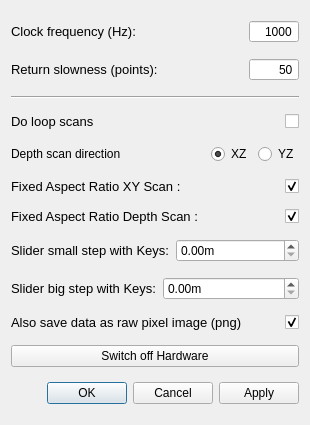
Qt form gui/confocal/ui_cf_settings.ui (Ulm-IQO/qudi) before a commit.
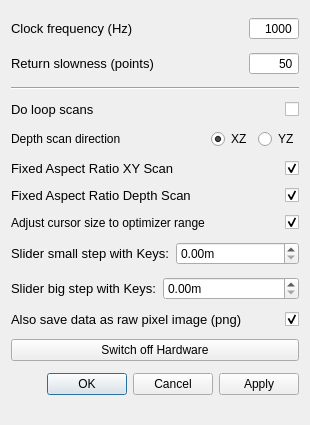
The same form after that commit. Custom widgets are drawn as their Qt base class.

Commit message: fully fix YZ scan behaviour, add full range buttons, add cursor size setting

```diff
--- a/gui/confocal/ui_cf_settings.ui
+++ b/gui/confocal/ui_cf_settings.ui
@@ -27,7 +27,7 @@
         <string>&lt;html&gt;&lt;head/&gt;&lt;body&gt;&lt;p&gt;That is the inverse time how long the scanner stays at the desired position during the scan and counts.&lt;/p&gt;&lt;/body&gt;&lt;/html&gt;</string>
        </property>
        <property name="text">
-        <string>Clock frequency (Hz):</string>
+        <string>Clock frequency (Hz)</string>
        </property>
       </widget>
      </item>
@@ -89,7 +89,7 @@
         <string>&lt;html&gt;&lt;head/&gt;&lt;body&gt;&lt;p&gt;That is basically the 'scan' resolution when the scanner moves backwards to prepare to scan again a line.&lt;/p&gt;&lt;p&gt;How many points are scanned in one line is depending on the resolution. Since the scanner is permanently counting during the scan, only the clock frequency determined the speed, how fast a line is scanned by a given resolution. If the scanner has to move back, it uses the same scan line method but just in the reverse. How many points are approached in the backwards movement depends on the 'return slowness'. If you scan with 100 point resolution and set return slowness to 25, than the return movement will be 4 times faster.&lt;/p&gt;&lt;p&gt;BE CAREFULL NOT TO USE A SMALL NUMBER, SINCE THE SCANNER MIGHT CRASH AGAINST THE BOARDER BECAUSE IT IS MOVING BACK TOO FAST!&lt;/p&gt;&lt;/body&gt;&lt;/html&gt;</string>
        </property>
        <property name="text">
-        <string>Return slowness (points):</string>
+        <string>Return slowness (points)</string>
        </property>
       </widget>
      </item>
@@ -255,7 +255,7 @@
         <string>&lt;html&gt;&lt;head/&gt;&lt;body&gt;&lt;p&gt;The aspect ratio will be fixed to 1:1 if checked. If not the scan will be stretched to the available area in the XY scan. &lt;/p&gt;&lt;/body&gt;&lt;/html&gt;</string>
        </property>
        <property name="text">
-        <string>Fixed Aspect Ratio XY Scan :</string>
+        <string>Fixed Aspect Ratio XY Scan</string>
        </property>
       </widget>
      </item>
@@ -302,6 +302,12 @@
     <layout class="QHBoxLayout" name="horizontalLayout_4">
      <item>
       <widget class="QLabel" name="label_4">
+       <property name="sizePolicy">
+        <sizepolicy hsizetype="Expanding" vsizetype="Preferred">
+         <horstretch>0</horstretch>
+         <verstretch>0</verstretch>
+        </sizepolicy>
+       </property>
        <property name="font">
         <font>
          <pointsize>10</pointsize>
@@ -311,7 +317,7 @@
         <string>&lt;html&gt;&lt;head/&gt;&lt;body&gt;&lt;p&gt;The aspect ratio will be fixed to 1:1 if checked. If not the scan will be stretched to the available area in the Z scan. &lt;/p&gt;&lt;/body&gt;&lt;/html&gt;</string>
        </property>
        <property name="text">
-        <string>Fixed Aspect Ratio Depth Scan :</string>
+        <string>Fixed Aspect Ratio Depth Scan</string>
        </property>
       </widget>
      </item>
@@ -345,6 +351,30 @@
      </item>
     </layout>
    </item>
+   <item>
+    <layout class="QHBoxLayout" name="horizontalLayout_7">
+     <item>
+      <widget class="QLabel" name="adjust_label">
+       <property name="text">
+        <string>Adjust cursor size to optimizer range</string>
+       </property>
+      </widget>
+     </item>
+     <item>
+      <widget class="QCheckBox" name="adjust_cursor_to_optimizer_checkBox">
+       <property name="layoutDirection">
+        <enum>Qt::RightToLeft</enum>
+       </property>
+       <property name="text">
+        <string/>
+       </property>
+       <property name="checked">
+        <bool>true</bool>
+       </property>
+      </widget>
+     </item>
+    </layout>
+   </item>
    <item>
     <layout class="QHBoxLayout" name="horizontalLayout_5">
      <item>
```
The commit also changes 2 other files.
